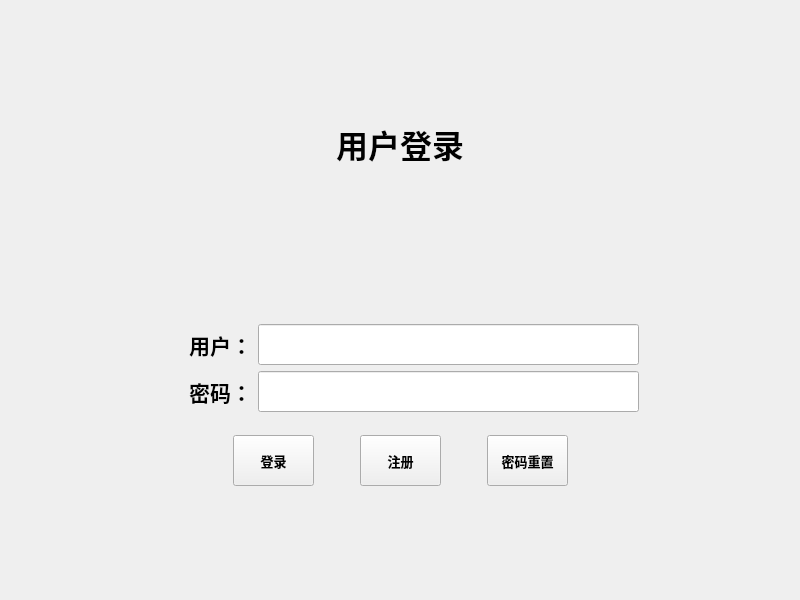
The window that SnailIOTMonitoring/src/ui/loginwindow.ui (Amber-muyu/Qt_Project) describes before a commit, drawn with Qt 5.
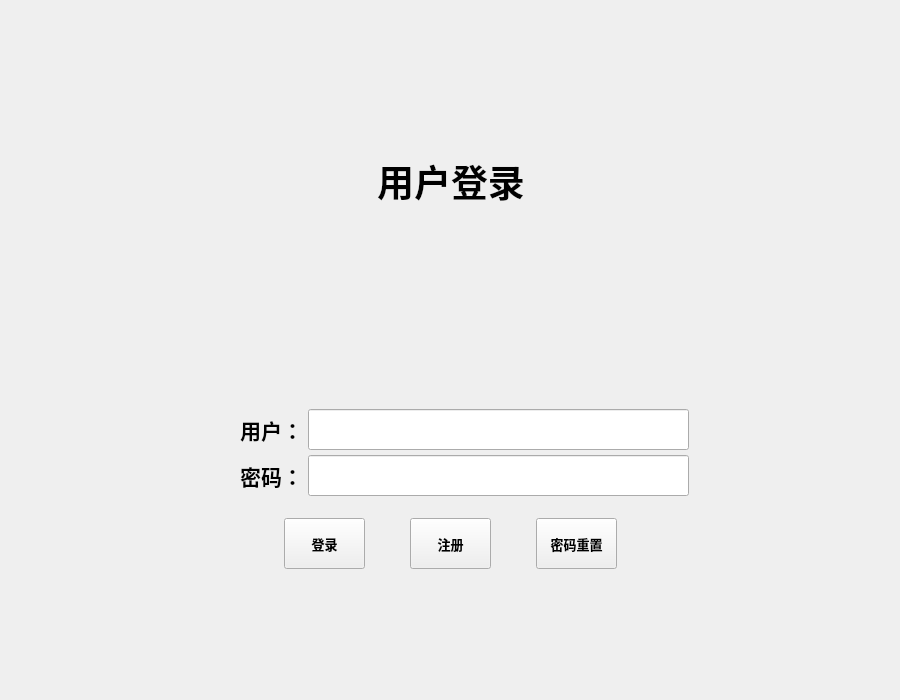
The same window after the commit. Icons and pictures are not drawn.

```diff
--- a/SnailIOTMonitoring/src/ui/loginwindow.ui
+++ b/SnailIOTMonitoring/src/ui/loginwindow.ui
@@ -6,14 +6,29 @@
    <rect>
     <x>0</x>
     <y>0</y>
-    <width>800</width>
-    <height>600</height>
+    <width>900</width>
+    <height>700</height>
    </rect>
   </property>
   <property name="windowTitle">
    <string>Form</string>
   </property>
   <layout class="QGridLayout" name="gridLayout_2">
+   <property name="leftMargin">
+    <number>5</number>
+   </property>
+   <property name="topMargin">
+    <number>5</number>
+   </property>
+   <property name="rightMargin">
+    <number>5</number>
+   </property>
+   <property name="bottomMargin">
+    <number>5</number>
+   </property>
+   <property name="spacing">
+    <number>5</number>
+   </property>
    <item row="0" column="1">
     <spacer name="verticalSpacer_3">
      <property name="orientation">
@@ -42,6 +57,9 @@
    </item>
    <item row="1" column="1">
     <layout class="QGridLayout" name="gridLayout">
+     <property name="horizontalSpacing">
+      <number>5</number>
+     </property>
      <item row="0" column="0">
       <layout class="QHBoxLayout" name="horizontalLayout_8">
        <item>
@@ -62,13 +80,13 @@
          <property name="minimumSize">
           <size>
            <width>200</width>
-           <height>60</height>
+           <height>100</height>
           </size>
          </property>
          <property name="font">
           <font>
            <family>Adobe Arabic</family>
-           <pointsize>24</pointsize>
+           <pointsize>28</pointsize>
            <weight>75</weight>
            <bold>true</bold>
           </font>
@@ -161,8 +179,8 @@
         <widget class="QLabel" name="labelLogin">
          <property name="minimumSize">
           <size>
-           <width>121</width>
-           <height>121</height>
+           <width>151</width>
+           <height>151</height>
           </size>
          </property>
          <property name="styleSheet">
```
